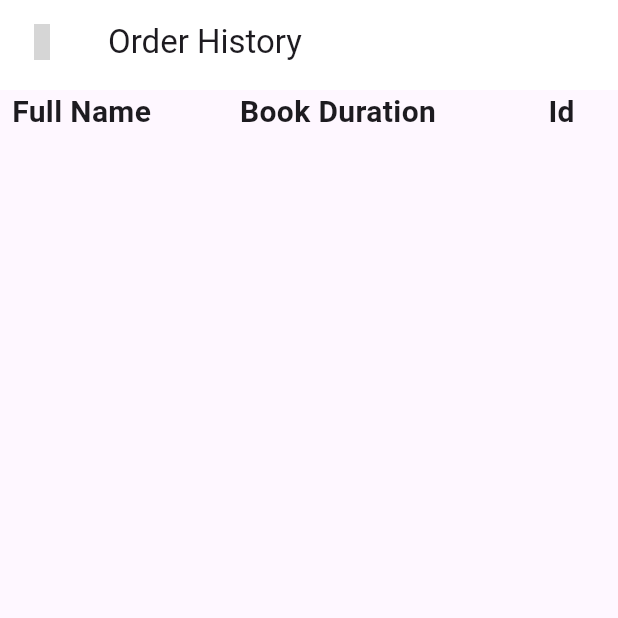
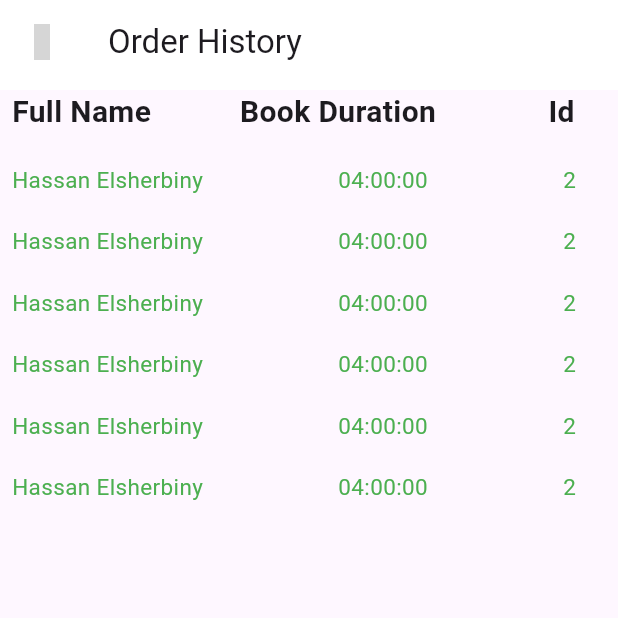
Before and after one commit to mahmoudmohamed74/Racnety, a Flutter app: the OrderHistoryScreen screen opened by its route, on a phone screen of 412 x 824 dp, the top half of it. Run offline on Flutter 3.47's test engine with Material 3 defaults, Android fonts, the phone set to English and light mode, and no system bars; our stand-ins replace bloc, cloud_firestore, conditional_builder_null_safety, connectivity_plus, dartz, dio and 7 more; missing offline and left inert: flutter_paypal, flutter_stripe, webview_flutter_x5; accounts and stored records are empty; statements that could not run were skipped; grey boxes are pictures that could not be loaded.

Commit message:
order history

```diff
--- a/lib/features/booking/presentation/views/screens/order_history_screen.dart
+++ b/lib/features/booking/presentation/views/screens/order_history_screen.dart
@@ -1,4 +1,5 @@
 import 'package:flutter/material.dart';
+import 'package:flutter/widgets.dart';
 import 'package:parking_app/core/global/resources/values_manger.dart';
 import 'package:parking_app/core/widgets/app_bar_widget.dart';
 
@@ -12,11 +13,13 @@ class OrderHistoryScreen extends StatelessWidget {
         title: 'Order History',
         isBack: true,
       ),
-      body: const Padding(
+      body: Padding(
         padding: EdgeInsets.symmetric(
           horizontal: AppSize.s8,
         ),
-        child: Row(
+        child: Column(
+          children: [
+            Row(
               mainAxisAlignment: MainAxisAlignment.spaceBetween,
               children: [
                 Text(
@@ -42,6 +45,55 @@ class OrderHistoryScreen extends StatelessWidget {
                 ),
               ],
             ),
+            SizedBox(
+              height: AppSize.s20,
+            ),
+            Expanded(
+              child: ListView.separated(
+                physics: const BouncingScrollPhysics(),
+                itemCount: 6,
+                separatorBuilder: (BuildContext context, int index) =>
+                    const SizedBox(
+                  height: AppSize.s20,
+                ),
+                itemBuilder: (BuildContext context, int index) => InkWell(
+                  onTap: () {},
+                  child: Padding(
+                    padding: EdgeInsets.only(
+                      right: AppPadding.p20,
+                    ),
+                    child: Row(
+                      mainAxisAlignment: MainAxisAlignment.spaceBetween,
+                      children: [
+                        Text(
+                          'Hassan Elsherbiny',
+                          style: TextStyle(
+                            fontSize: AppSize.s15,
+                            color: Colors.green,
+                          ),
+                        ),
+                        Text(
+                          '04:00:00',
+                          style: TextStyle(
+                            fontSize: AppSize.s15,
+                            color: Colors.green,
+                          ),
+                        ),
+                        Text(
+                          '2',
+                          style: TextStyle(
+                            fontSize: AppSize.s15,
+                            color: Colors.green,
+                          ),
+                        ),
+                      ],
+                    ),
+                  ),
+                ),
+              ),
+            ),
+          ],
+        ),
       ),
     );
   }
```
Also changed, not shown: lib/features/booking/presentation/views/screens/booking_details_screen.dart (added). Lines whose indentation alone changed are shown as unchanged.
